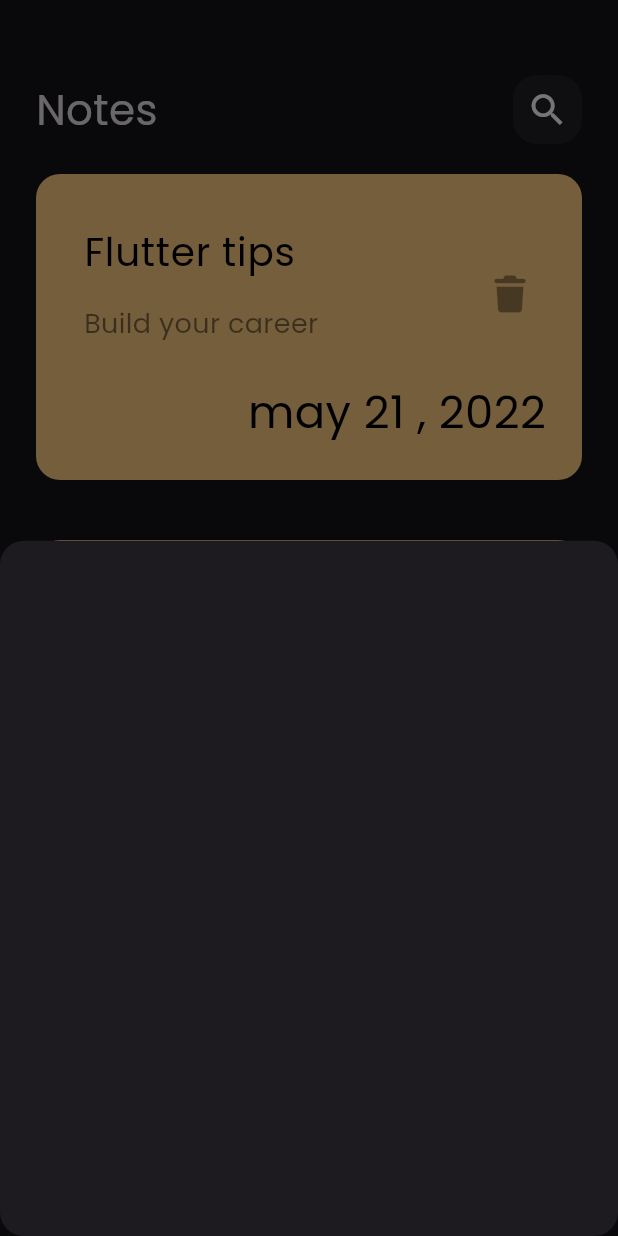
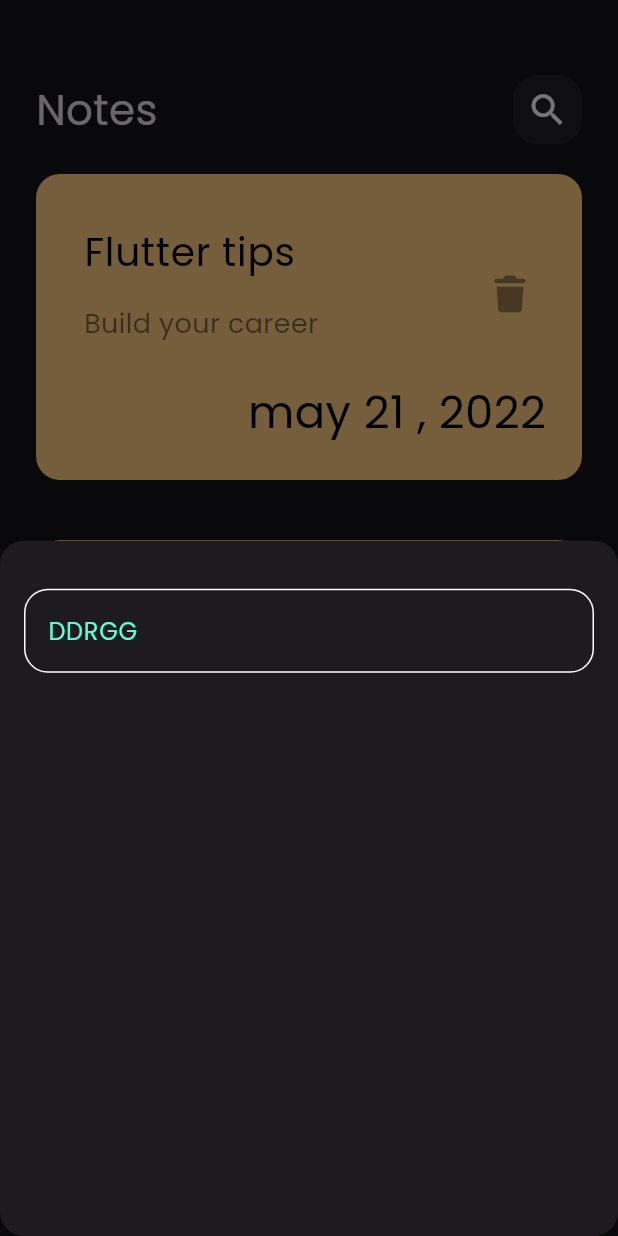
Before and after one commit to kie4a/notes_app, a Flutter app: the screen it shows after launch, after a tap on the "add" icon, on a phone screen of 412 x 824 dp. Run offline on Flutter 3.47's test engine with Material 3 defaults, Android fonts, the phone set to English and light mode, and no system bars; our stand-ins replace font_awesome_flutter.

Commit message:
create custon text field

```diff
--- /dev/null
+++ b/App/lib/constants.dart
@@ -0,0 +1,7 @@
+
+
+
+
+import 'package:flutter/material.dart';
+
+const kPrimaycolor = const Color(0xff62FCD7);
--- a/App/lib/widgets/add_node_bottom_sheet.dart
+++ b/App/lib/widgets/add_node_bottom_sheet.dart
@@ -1,12 +1,20 @@
 import 'package:flutter/material.dart';
+import 'package:qq/widgets/custom_text_filed.dart';
 
 class AddNoteBottomSheet extends StatelessWidget {
   const AddNoteBottomSheet({super.key});
 
   @override
   Widget build(BuildContext context) {
-    return Container(
+    return Padding(
+      padding: const EdgeInsets.symmetric(
+        horizontal: 16),
+      child: Column(children: [
+        SizedBox(height: 32),
+        CustomTextFiled(),
 
+        ],
+        ),
     );
   }
 }
--- /dev/null
+++ b/App/lib/widgets/custom_text_filed.dart
@@ -0,0 +1,30 @@
+import 'package:flutter/material.dart';
+import 'package:qq/constants.dart';
+
+class CustomTextFiled extends StatelessWidget {
+  const CustomTextFiled({super.key});
+
+  @override
+  Widget build(BuildContext context) {
+    return TextField(
+   cursorColor: kPrimaycolor,
+    decoration: InputDecoration(
+    hintText: "DDRGG",
+      hintStyle:const  TextStyle(color: kPrimaycolor),
+      border: buildBorder(),
+      enabledBorder: buildBorder(),
+      focusedBorder: buildBorder(kPrimaycolor
+       ),
+    ),
+    );
+  }
+
+  OutlineInputBorder buildBorder([color]) {
+    return OutlineInputBorder(
+
+
+      borderRadius: BorderRadius.circular(16),
+borderSide: BorderSide(color: color ?? Colors.white)
+    );
+  }
+}
```
